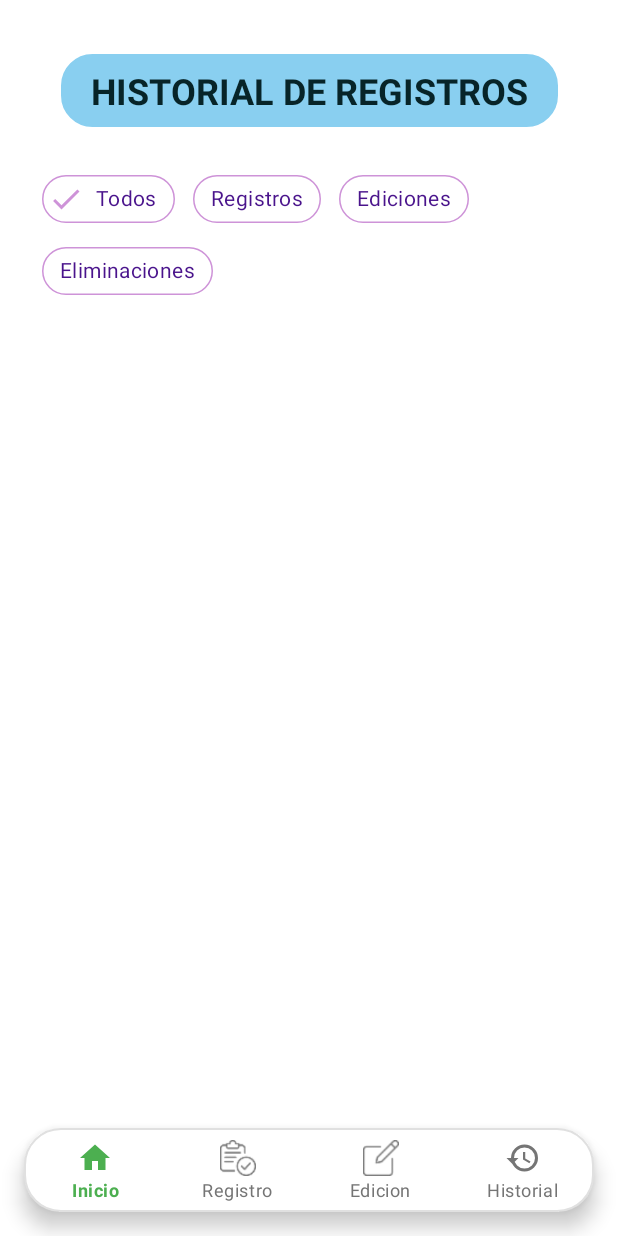
After one commit to Yonsn76/Inventario_lpts, an Android app: the fragment HistorialFragment placed in its activity, on a phone screen of 412 x 824 dp. The commit adds this screen. Run offline under Robolectric (Android 15) with nearby library versions, the phone set to English and light mode, and no system bars.

Commit message:
Historial agregado

```diff
--- /dev/null
+++ b/app/src/main/java/com/san_pedrito/myapplication/HistorialFragment.java
@@ -0,0 +1,30 @@
+package com.san_pedrito.myapplication;
+
+import android.os.Bundle;
+import android.view.LayoutInflater;
+import android.view.View;
+import android.view.ViewGroup;
+import androidx.fragment.app.Fragment;
+import androidx.recyclerview.widget.LinearLayoutManager;
+import androidx.recyclerview.widget.RecyclerView;
+
+public class HistorialFragment extends Fragment {
+
+    public HistorialFragment() {
+        // Required empty public constructor
+    }
+
+    @Override
+    public View onCreateView(LayoutInflater inflater, ViewGroup container,
+                             Bundle savedInstanceState) {
+        // Inflate the layout for this fragment
+        View view = inflater.inflate(R.layout.fragment_historial, container, false);
+
+        // Aquí implementaremos la lógica para mostrar el historial
+        // TODO: Implementar RecyclerView y su adaptador
+        // TODO: Cargar datos del historial
+        // TODO: Implementar filtros
+
+        return view;
+    }
+}
--- a/app/src/main/java/com/san_pedrito/myapplication/MainActivity.java
+++ b/app/src/main/java/com/san_pedrito/myapplication/MainActivity.java
@@ -34,7 +34,9 @@ public class MainActivity extends AppCompatActivity {
                     .commit();
                 return true;
             } else if (itemId == R.id.menuHistorial) {
-                // Manejar clic en Historial
+                getSupportFragmentManager().beginTransaction()
+                    .replace(R.id.contenedorFragmentos, new HistorialFragment())
+                    .commit();
                 return true;
             } else if (itemId == R.id.menuEdicion) {
                 getSupportFragmentManager().beginTransaction()
--- /dev/null
+++ b/app/src/main/res/layout/fragment_historial.xml
@@ -0,0 +1,105 @@
+<?xml version="1.0" encoding="utf-8"?>
+<!-- Contenedor Principal con Soporte de Desplazamiento -->
+<androidx.constraintlayout.widget.ConstraintLayout
+    xmlns:android="http://schemas.android.com/apk/res/android"
+    xmlns:app="http://schemas.android.com/apk/res-auto"
+    android:layout_width="match_parent"
+    android:layout_height="match_parent"
+    android:background="@color/background"
+    android:padding="20dp">
+
+    <!-- Sección del Título - Muestra "HISTORIAL DE REGISTROS" -->
+    <TextView
+        android:id="@+id/titleText"
+        android:layout_width="wrap_content"
+        android:layout_height="wrap_content"
+        android:layout_marginTop="16dp"
+        android:background="@drawable/fondo_redondo"
+        android:backgroundTint="@color/azul_bebé"
+        android:gravity="center"
+        android:paddingStart="20dp"
+        android:paddingTop="8dp"
+        android:paddingEnd="20dp"
+        android:paddingBottom="8dp"
+        android:text="HISTORIAL DE REGISTROS"
+        android:textColor="#072428"
+        android:textSize="24sp"
+        android:textStyle="bold"
+        app:layout_constraintEnd_toEndOf="parent"
+        app:layout_constraintStart_toStartOf="parent"
+        app:layout_constraintTop_toTopOf="parent" />
+
+    <!-- Sección de Filtros - Chips para filtrar por tipo de acción -->
+    <com.google.android.material.chip.ChipGroup
+        android:id="@+id/filterChipGroup"
+        android:layout_width="match_parent"
+        android:layout_height="wrap_content"
+        android:layout_marginTop="24dp"
+        android:paddingHorizontal="8dp"
+        app:chipSpacingHorizontal="12dp"
+        app:layout_constraintTop_toBottomOf="@id/titleText"
+        app:singleSelection="true">
+
+        <com.google.android.material.chip.Chip
+            android:id="@+id/chipTodos"
+            style="@style/Widget.MaterialComponents.Chip.Filter"
+            android:layout_width="wrap_content"
+            android:layout_height="wrap_content"
+            android:text="Todos"
+            android:textColor="#4A148C"
+            android:checked="true"
+            app:chipStrokeColor="#CE93D8"
+            app:chipStrokeWidth="1dp"
+            app:checkedIconTint="#CE93D8"
+            app:chipBackgroundColor="@color/white" />
+
+        <com.google.android.material.chip.Chip
+            android:id="@+id/chipRegistros"
+            style="@style/Widget.MaterialComponents.Chip.Filter"
+            android:layout_width="wrap_content"
+            android:layout_height="wrap_content"
+            android:text="Registros"
+            android:textColor="#4A148C"
+            app:chipStrokeColor="#CE93D8"
+            app:chipStrokeWidth="1dp"
+            app:checkedIconTint="#CE93D8"
+            app:chipBackgroundColor="@color/white" />
+
+        <com.google.android.material.chip.Chip
+            android:id="@+id/chipEdiciones"
+            style="@style/Widget.MaterialComponents.Chip.Filter"
+            android:layout_width="wrap_content"
+            android:layout_height="wrap_content"
+            android:text="Ediciones"
+            android:textColor="#4A148C"
+            app:chipStrokeColor="#CE93D8"
+            app:chipStrokeWidth="1dp"
+            app:checkedIconTint="#CE93D8"
+            app:chipBackgroundColor="@color/white" />
+
+        <com.google.android.material.chip.Chip
+            android:id="@+id/chipEliminaciones"
+            style="@style/Widget.MaterialComponents.Chip.Filter"
+            android:layout_width="wrap_content"
+            android:layout_height="wrap_content"
+            android:text="Eliminaciones"
+            android:textColor="#4A148C"
+            app:chipStrokeColor="#CE93D8"
+            app:chipStrokeWidth="1dp"
+            app:checkedIconTint="#CE93D8"
+            app:chipBackgroundColor="@color/white" />
+    </com.google.android.material.chip.ChipGroup>
+
+    <!-- Lista de Historial - RecyclerView para mostrar las tarjetas de historial -->
+    <androidx.recyclerview.widget.RecyclerView
+        android:id="@+id/historialRecyclerView"
+        android:layout_width="match_parent"
+        android:layout_height="0dp"
+        android:layout_marginTop="24dp"
+        android:clipToPadding="false"
+        android:paddingBottom="20dp"
+        android:paddingHorizontal="4dp"
+        app:layout_constraintBottom_toBottomOf="parent"
+        app:layout_constraintTop_toBottomOf="@id/filterChipGroup" />
+
+</androidx.constraintlayout.widget.ConstraintLayout>
--- a/app/src/main/res/values/colors.xml
+++ b/app/src/main/res/values/colors.xml
@@ -21,6 +21,7 @@
     <color name="input_text_black">#212121</color>
     <color name="register_button_dark_yellow">#FBC02D</color>
     <color name="register_button_light_yellow">#FFE082</color>
+    <color name="chip_background_color">#E8F5E9</color>
 
     <!--Mas colores -->
     <color name="amber">#FFBF00</color>
```
Also changed, not shown: app/src/main/java/com/san_pedrito/myapplication/EdicionFragment.java (+15 -0 lines), app/src/main/java/com/san_pedrito/myapplication/db/AppDatabase.java (added, +45 -0 lines), app/src/main/java/com/san_pedrito/myapplication/db/HistoryRecord.java (added, +158 -0 lines), app/src/main/java/com/san_pedrito/myapplication/db/HistoryRecordDao.java (added, +116 -0 lines), app/src/main/java/com/san_pedrito/myapplication/db/LaptopDao.java (added, +97 -0 lines), app/src/main/res/layout/fragment_edicion.xml (+15 -0 lines), app/src/main/res/layout/fragment_registro.xml (+6 -14 lines), app/src/main/res/layout/item_historial.xml (added, +78 -0 lines), app/src/main/java/com/san_pedrito/myapplication/ViewPagerAdapter.java (deleted), app/src/main/res/drawable/delete.png (added).
